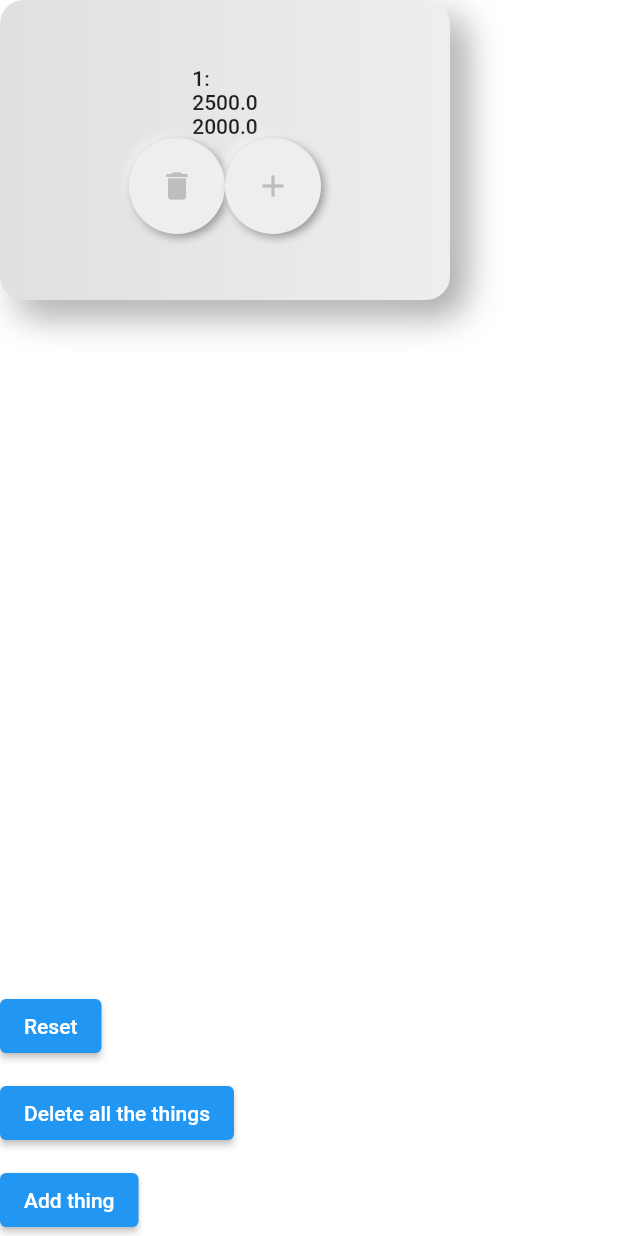
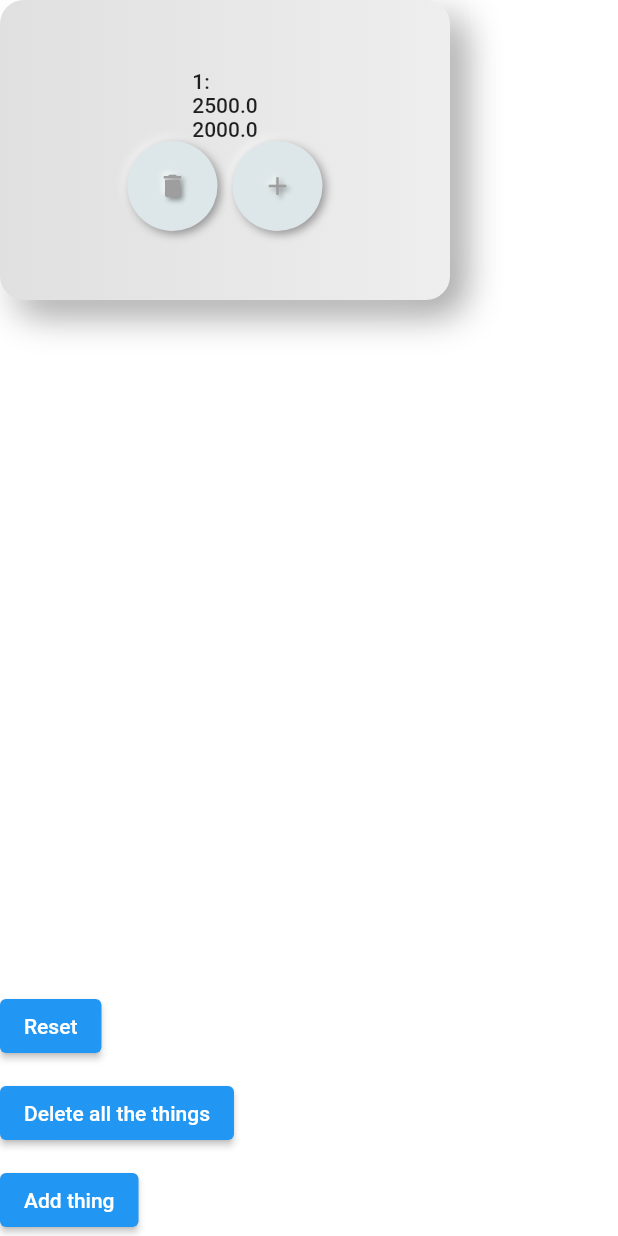
Before and after one commit to prosac/flutter_pan_and_zoom_canvas, a Flutter app: the screen it shows after launch, after a tap on "Add thing", on a phone screen of 412 x 824 dp. Run offline on Flutter 3.47's test engine with Material 2 defaults, Android fonts, the phone set to English and light mode, and no system bars; drawn by our look-alikes of flutter_neumorphic.

Commit message:
some formatting and color changes

```diff
--- a/lib/example_presentation.dart
+++ b/lib/example_presentation.dart
@@ -33,16 +33,8 @@ class ExamplePresentation extends BasePresentation {
                     style: Theme.of(context).textTheme.bodyText1),
                 Row(mainAxisAlignment: MainAxisAlignment.center, children: [
                   buildRemoveButton(context),
-                  NeumorphicButton(
-                    onPressed: onAddPressed,
-                    style: NeumorphicStyle(
-                        shape: NeumorphicShape.flat,
-                        boxShape: NeumorphicBoxShape.circle(),
-                        color: Colors.grey.shade200),
-                    padding: const EdgeInsets.all(20.0),
-                    child: Icon(Icons.add, color: _iconsColor(context)),
-                    duration: Duration(milliseconds: 50),
-                  )
+                  Padding(padding: EdgeInsets.only(left: 10.0)),
+                  buildAddButton(context),
                 ]),
               ],
             ));
@@ -52,18 +44,24 @@ class ExamplePresentation extends BasePresentation {
             height: 30,
             child: NeumorphicButton(
               onPressed: onAddPressed,
-              style: NeumorphicStyle(
-                  shape: NeumorphicShape.flat,
-                  boxShape: NeumorphicBoxShape.circle(),
-                  color: Colors.grey.shade200),
+              style: NeumorphicStyle(boxShape: NeumorphicBoxShape.circle()),
               padding: const EdgeInsets.all(20.0),
-              child: Icon(Icons.add, color: _iconsColor(context)),
-              duration: Duration(milliseconds: 50),
+              child: NeumorphicIcon(Icons.add),
             ));
       }
     });
 
     return presentation;
+  }
+
+  NeumorphicButton buildAddButton(BuildContext context) {
+    return NeumorphicButton(
+      onPressed: onAddPressed,
+      style: NeumorphicStyle(boxShape: NeumorphicBoxShape.circle()),
+      padding: const EdgeInsets.all(20.0),
+      child: NeumorphicIcon(Icons.add,
+          style: NeumorphicStyle(color: Colors.grey.shade500)),
+    );
   }
 
   NeumorphicButton buildRemoveButton(BuildContext context) {
@@ -74,11 +72,10 @@ class ExamplePresentation extends BasePresentation {
         model.remove(node);
       },
       style: NeumorphicStyle(
-          shape: NeumorphicShape.flat,
-          boxShape: NeumorphicBoxShape.circle(),
-          color: Colors.grey.shade200),
+          shape: NeumorphicShape.flat, boxShape: NeumorphicBoxShape.circle()),
       padding: const EdgeInsets.all(20.0),
-      child: Icon(Icons.delete, color: _iconsColor(context)),
+      child: NeumorphicIcon(Icons.delete,
+          style: NeumorphicStyle(color: Colors.grey.shade500)),
       duration: Duration(milliseconds: 50),
     );
   }
```
